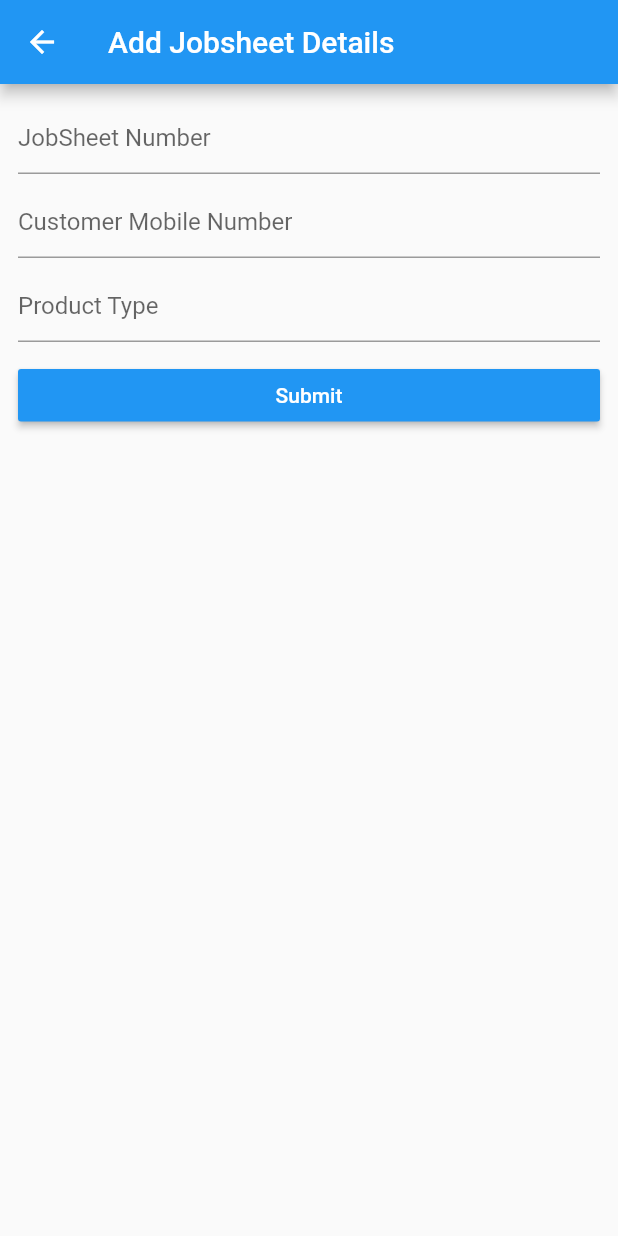
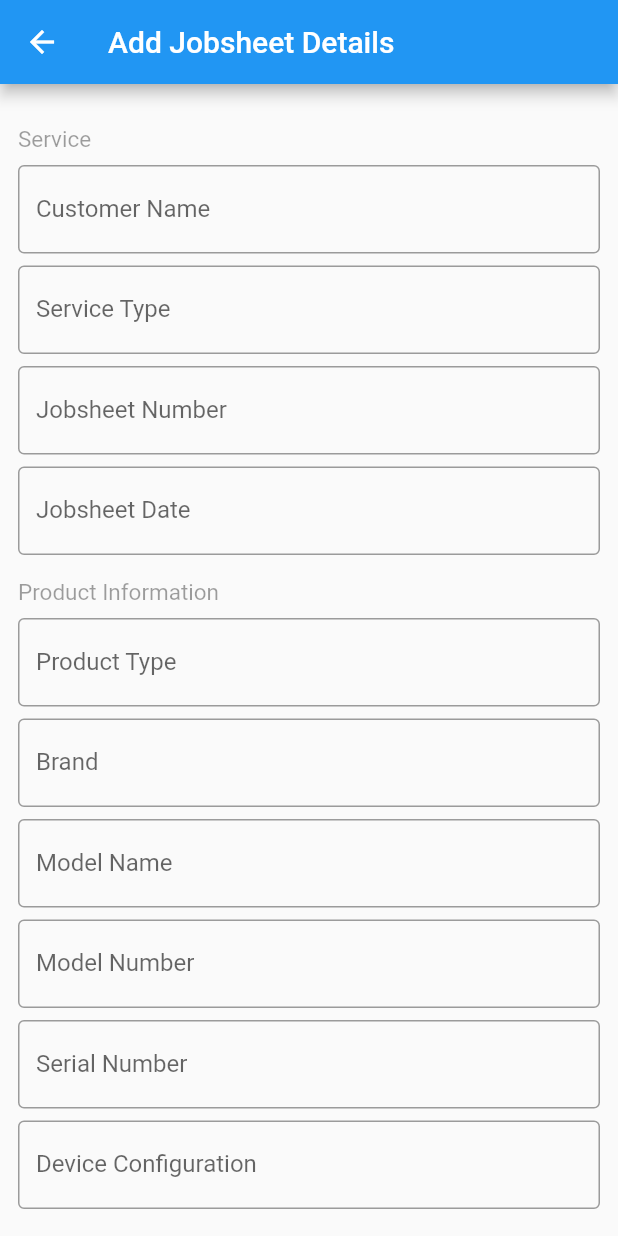
Before and after one commit to bishalbar77/SCM-Flutter, a Flutter app: the AddJobsheet screen opened directly, on a phone screen of 412 x 824 dp. Run offline on Flutter 3.47's test engine with Material 2 defaults, Android fonts, the phone set to English and light mode, and no system bars; our stand-ins replace get_it.

Commit message:
add jobsheets update

```diff
--- a/lib/models/Job.dart
+++ b/lib/models/Job.dart
@@ -19,7 +19,8 @@ class Job {
     print("The data from model is $jsondata");
     return Job(
         ID: "5",
-        jobsheetNumber: jsondata['job_number']
+        jobsheetNumber: jsondata['job_number'],
+        job_status: jsondata['job_status']
     );
   }
 }
--- /dev/null
+++ b/lib/models/JobStatusUpdate.dart
@@ -0,0 +1,11 @@
+import 'package:flutter/cupertino.dart';
+
+class JobStatusUpdate {
+  String jobsheetNumber;
+  String job_status;
+
+  JobStatusUpdate({
+      @required this.jobsheetNumber,
+      @required this.job_status,
+    });
+}
--- /dev/null
+++ b/lib/models/User.dart
@@ -0,0 +1,22 @@
+class User {
+  int id;
+  String username;
+  String token;
+
+  User(
+      {this.id,
+        this.username,
+        this.token});
+
+  factory User.fromDatabaseJson(Map<String, dynamic> data) => User(
+    id: data['id'],
+    username: data['username'],
+    token: data['token'],
+  );
+
+  Map<String, dynamic> toDatabaseJson() => {
+    "id": this.id,
+    "username": this.username,
+    "token": this.token
+  };
+}
--- a/lib/services/JobSheetService.dart
+++ b/lib/services/JobSheetService.dart
@@ -42,4 +42,18 @@ class JobSheetService {
     })
         .catchError((_) => ApiResponse<Job>(error: true, errorMessage: 'No internet connection found' ));
   }
+
+  Future<ApiResponse<Job>> manageJob(String JobID) {
+    return http.get(API + '/getsinglejobsheet/' + JobID, headers: headers).then((data){
+      if(data.statusCode==200) {
+        final jsonData = json.decode(data.body);
+        for(var item in jsonData)
+        {
+          return ApiResponse<Job>( data: Job.fromJson(item) );
+        }
+      }
+      return ApiResponse<Job>(error: true, errorMessage: 'An error occurred' );
+    })
+        .catchError((_) => ApiResponse<Job>(error: true, errorMessage: 'No internet connection found' ));
+  }
 }
--- a/lib/views/ManageJobsheet.dart
+++ b/lib/views/ManageJobsheet.dart
@@ -41,6 +41,7 @@ class _ManageJobsheetState extends State<ManageJobsheet>
       job = response.data;
       print("Response is this $job");
       _titleController.text = job.jobsheetNumber;
+      _statusController.text = job.job_status;
     });
   }
 
@@ -56,21 +57,17 @@ class _ManageJobsheetState extends State<ManageJobsheet>
           children: [
             TextField(
               controller: _titleController,
-              decoration: InputDecoration(
-                  hintText: 'JobSheet Number'
-              ),
-            ),
-            Container(height: 8),
-            TextField(
-              decoration: InputDecoration(
-                  hintText: 'Customer Mobile Number'
+              decoration: InputDecoration(border: OutlineInputBorder(),
+                  hintText: 'JobSheet Number',
+                  labelText: 'JobSheet Number'
               ),
             ),
             Container(height: 8),
             TextField(
               controller: _statusController,
-              decoration: InputDecoration(
-                  hintText: 'Job Status'
+              decoration: InputDecoration(border: OutlineInputBorder(),
+                  hintText: 'Job Status',
+                  labelText: 'Job Status'
               ),
             ),
             Container(height: 18),
--- a/lib/views/addJobsheet.dart
+++ b/lib/views/addJobsheet.dart
@@ -7,23 +7,159 @@ class AddJobsheet extends StatelessWidget {
       appBar: AppBar(title: Text('Add Jobsheet Details'),),
       body: Padding(
         padding: const EdgeInsets.all(12.0),
-        child: Column(
+        child: ListView(
           children: [
+            Container(height: 16),
+            Text(
+                'Service',
+              style: TextStyle(
+                  fontSize: 15,
+                  color: Colors.black38,
+              ),
+              textAlign: TextAlign.left,
+            ),
+            Container(height: 8),
             TextField(
-              decoration: InputDecoration(
-                hintText: 'JobSheet Number'
+              decoration: InputDecoration(border: OutlineInputBorder(),
+                hintText: 'Customer Name',
+                  labelText: 'Customer Name'
               ),
             ),
             Container(height: 8),
             TextField(
-              decoration: InputDecoration(
-                  hintText: 'Customer Mobile Number'
+              decoration: InputDecoration(border: OutlineInputBorder(),
+                  hintText: 'Service Type',
+                  labelText: 'Service Type'
               ),
             ),
             Container(height: 8),
             TextField(
-              decoration: InputDecoration(
-                  hintText: 'Product Type'
+              decoration: InputDecoration(border: OutlineInputBorder(),
+                  hintText: 'Jobsheet Number',
+                  labelText: 'Jobsheet Number'
+              ),
+            ),
+            Container(height: 8),
+            TextField(
+              decoration: InputDecoration(border: OutlineInputBorder(),
+                  hintText: 'Jobsheet Date',
+                  labelText: 'Jobsheet Date'
+              ),
+            ),
+            Container(height: 16),
+            Text(
+              'Product Information',
+              style: TextStyle(
+                fontSize: 15,
+                color: Colors.black38,
+              ),
+              textAlign: TextAlign.left,
+            ),
+            Container(height: 8),
+            TextField(
+              decoration: InputDecoration(border: OutlineInputBorder(),
+                  hintText: 'Product Type',
+                  labelText: 'Product Type'
+              ),
+            ),
+            Container(height: 8),
+            TextField(
+              decoration: InputDecoration(border: OutlineInputBorder(),
+                  hintText: 'Brand',
+                  labelText: 'Brand'
+              ),
+            ),
+            Container(height: 8),
+            TextField(
+              decoration: InputDecoration(border: OutlineInputBorder(),
+                  hintText: 'Model Name',
+                  labelText: 'Model Name'
+              ),
+            ),
+            Container(height: 8),
+            TextField(
+              decoration: InputDecoration(border: OutlineInputBorder(),
+                  hintText: 'Model Number',
+                  labelText: 'Model Number'
+              ),
+            ),
+            Container(height: 8),
+            TextField(
+              decoration: InputDecoration(border: OutlineInputBorder(),
+                  hintText: 'Serial Number',
+                  labelText: 'Serial Number'
+              ),
+            ),
+            Container(height: 8),
+            TextField(
+              decoration: InputDecoration(border: OutlineInputBorder(),
+                  hintText: 'Device Configuration',
+                  labelText: 'Device Configuration'
+              ),
+            ),
+            Container(height: 8),
+            TextField(
+              decoration: InputDecoration(border: OutlineInputBorder(),
+                  hintText: 'Password',
+                  labelText: 'Password'
+              ),
+            ),
+            Container(height: 8),
+            TextField(
+              decoration: InputDecoration(border: OutlineInputBorder(),
+                  hintText: 'Problem reported',
+                  labelText: 'Problem reported'
+              ),
+            ),
+            Container(height: 8),
+            TextField(
+              decoration: InputDecoration(border: OutlineInputBorder(),
+                  hintText: 'Service Type',
+                  labelText: 'Service Type'
+              ),
+            ),
+            Container(height: 8),
+            TextField(
+              decoration: InputDecoration(border: OutlineInputBorder(),
+                  hintText: 'Physical Status',
+                  labelText: 'Physical Status'
+              ),
+            ),
+            Container(height: 8),
+            TextField(
+              decoration: InputDecoration(border: OutlineInputBorder(),
+                  hintText: 'Remarks',
+                  labelText: 'Remarks'
+              ),
+            ),
+            Container(height: 16),
+            Text(
+              'Received Items',
+              style: TextStyle(
+                fontSize: 15,
+                color: Colors.black38,
+              ),
+              textAlign: TextAlign.left,
+            ),
+            Container(height: 8),
+            TextField(
+              decoration: InputDecoration(border: OutlineInputBorder(),
+                  hintText: 'Item Name',
+                  labelText: 'Item Name'
+              ),
+            ),
+            Container(height: 8),
+            TextField(
+              decoration: InputDecoration(border: OutlineInputBorder(),
+                  hintText: 'Service Type',
+                  labelText: 'Service Type'
+              ),
+            ),
+            Container(height: 8),
+            TextField(
+              decoration: InputDecoration(border: OutlineInputBorder(),
+                  hintText: 'Reference Number',
+                  labelText: 'Reference Number'
               ),
             ),
             Container(height: 18),
--- a/lib/views/list_jobsheet.dart
+++ b/lib/views/list_jobsheet.dart
@@ -73,7 +73,7 @@ class _JobListState extends State<Joblist>
                         context: context,
                         builder: (_) => CloseJobsheet()
                     );
-                    print(result);
+                    // print(result);
                     return(result);
                   },
                   background: Container(
```
